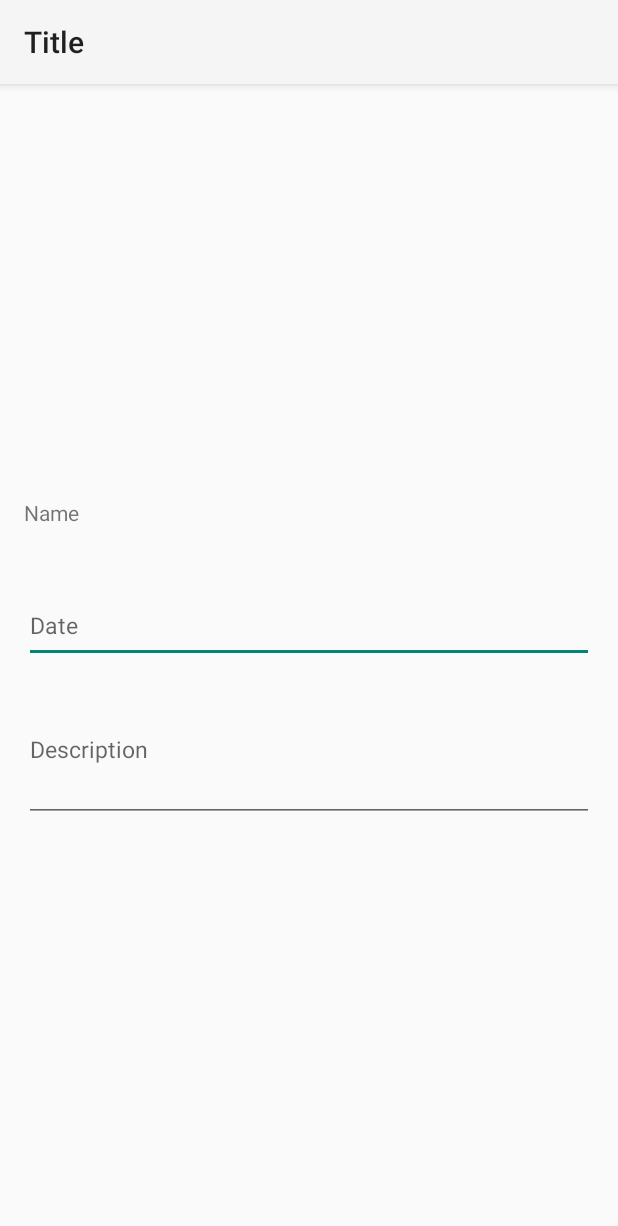
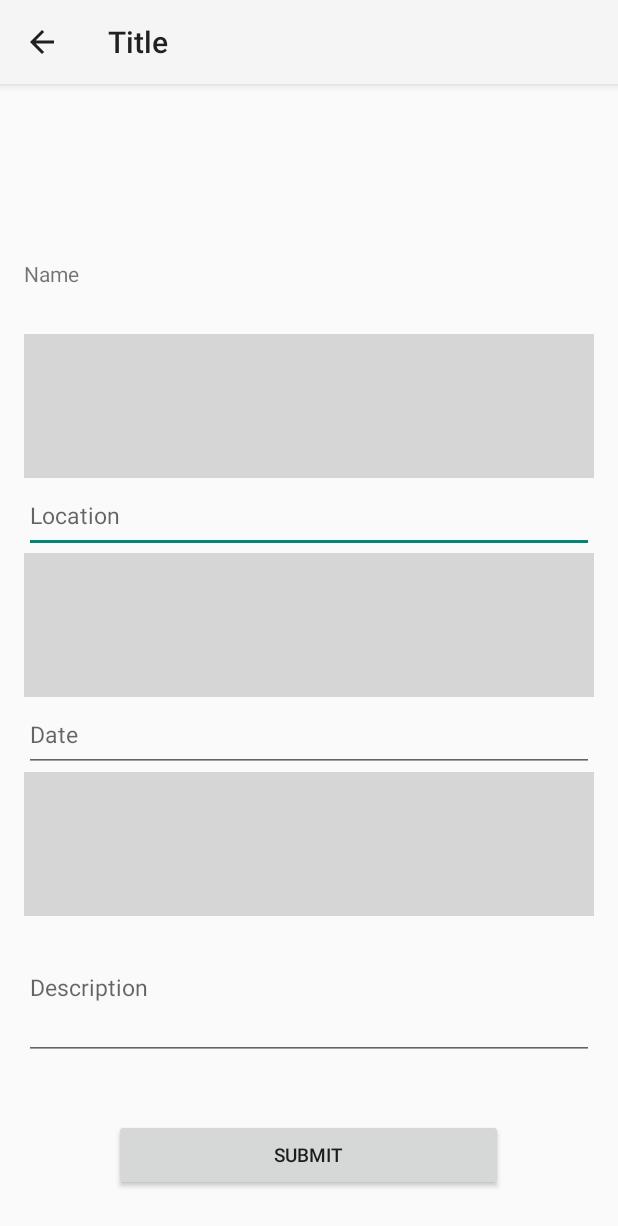
Before and after one commit to rjtmahinay/illegal-fishing-report-mobile, an Android app: the DetailsActivity screen opened directly, with no data from a screen before it, on a phone screen of 412 x 824 dp. Shown: the top 1226 px of the screen. Run offline under Robolectric (Android 15) with nearby library versions, the phone set to English and light mode, and no system bars; our stand-ins replace Volley; libraries missing offline, so code that uses them is left out: com.amplifyframework, com.amplifyframework.auth, com.amplifyframework.core, com.amplifyframework.storage, com.google.android.libraries; 5 statements that could not run were skipped.

Commit message:
Added Google Places API, Media Data Handling and Store Key - Added Google Places - Media filenames in JSON format redirecting to Spring Boot Application upon submit - Ignore api key property file
Signed-off-by: Tristan <rjt.mahinay@gmail.com>

```diff
--- a/app/build.gradle
+++ b/app/build.gradle
@@ -1,4 +1,7 @@
 apply plugin: 'com.android.application'
+File apiKeyPropertiesFile = rootProject.file("apikeys.properties")
+Properties apikeyProperties = new Properties()
+apikeyProperties.load(new FileInputStream(apiKeyPropertiesFile))
 
 android {
     compileSdkVersion 30
@@ -12,6 +15,8 @@ android {
         versionName "1.0"
 
         testInstrumentationRunner "androidx.test.runner.AndroidJUnitRunner"
+
+        buildConfigField("String", "GOOGLE_API_KEY", apikeyProperties['GOOGLE_API_KEY'])
     }
 
     buildTypes {
@@ -56,5 +61,6 @@ dependencies {
     coreLibraryDesugaring 'com.android.tools:desugar_jdk_libs:1.0.10'
     implementation 'com.amplifyframework:aws-storage-s3:1.1.2'
     implementation 'com.amplifyframework:aws-auth-cognito:1.1.2'
+    implementation 'com.google.android.libraries.places:places:2.3.0'
 //    implementation 'dev.dworks.libs:volleyplus:+'
 }
--- a/app/src/main/AndroidManifest.xml
+++ b/app/src/main/AndroidManifest.xml
@@ -22,9 +22,10 @@
         android:supportsRtl="true">
         <activity
             android:name=".report.DetailsActivity"
+            android:parentActivityName=".report.ReportActivity"
             android:theme="@style/ReportTheme">
+        </activity>
 
-        </activity>
         <activity
             android:name=".report.ReportActivity"
             android:label="@string/title_activity_report"
--- a/app/src/main/res/layout/activity_details.xml
+++ b/app/src/main/res/layout/activity_details.xml
@@ -19,7 +19,9 @@
                 android:layout_width="match_parent"
                 android:layout_height="match_parent"
                 android:layout_margin="16dp"
-                android:orientation="vertical">
+                android:divider="@drawable/divider"
+                android:orientation="vertical"
+                android:showDividers="middle">
 
                 <TextView
                     android:id="@+id/textView"
@@ -27,9 +29,14 @@
                     android:layout_height="50dp"
                     android:text="Name" />
 
-                <Space
-                    android:layout_width="0dp"
-                    android:layout_height="10dp" />
+                <EditText
+                    android:id="@+id/location"
+                    android:layout_width="match_parent"
+                    android:layout_height="50dp"
+                    android:ems="10"
+                    android:hint="Location"
+                    android:inputType="date"
+                    android:textSize="15dp" />
 
                 <EditText
                     android:id="@+id/date"
@@ -39,10 +46,6 @@
                     android:hint="Date"
                     android:inputType="date"
                     android:textSize="15dp" />
-
-                <Space
-                    android:layout_width="0dp"
-                    android:layout_height="10dp" />
 
                 <EditText
                     android:id="@+id/reportDescription"
@@ -58,5 +61,15 @@
         </LinearLayout>
     </LinearLayout>
 
+    <Button
+        android:id="@+id/submit"
+        android:layout_width="259dp"
+        android:layout_height="wrap_content"
+        android:layout_alignParentBottom="true"
+        android:layout_centerInParent="true"
+        android:layout_marginBottom="30dp"
+        android:layout_weight="1"
+        android:text="Submit"
+        android:textSize="12.5dp" />
 
 </RelativeLayout>
```
Also changed, not shown: app/src/main/java/com/karagathon/vesselreporting/report/DetailsActivity.java (+141 -31 lines), app/src/main/java/com/karagathon/vesselreporting/report/ReportActivity.java (+109 -114 lines), app/src/main/res/layout/activity_report.xml (+0 -12 lines), 1 other file.
